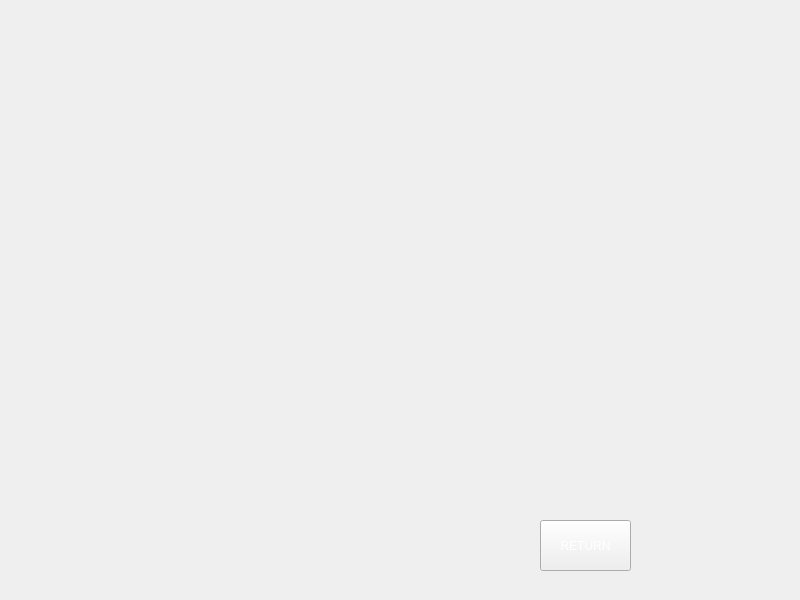
The window that testWidget/MessageWidget.ui (hg-hg/2019-DungeonNStones) describes before a commit, drawn with Qt 5.
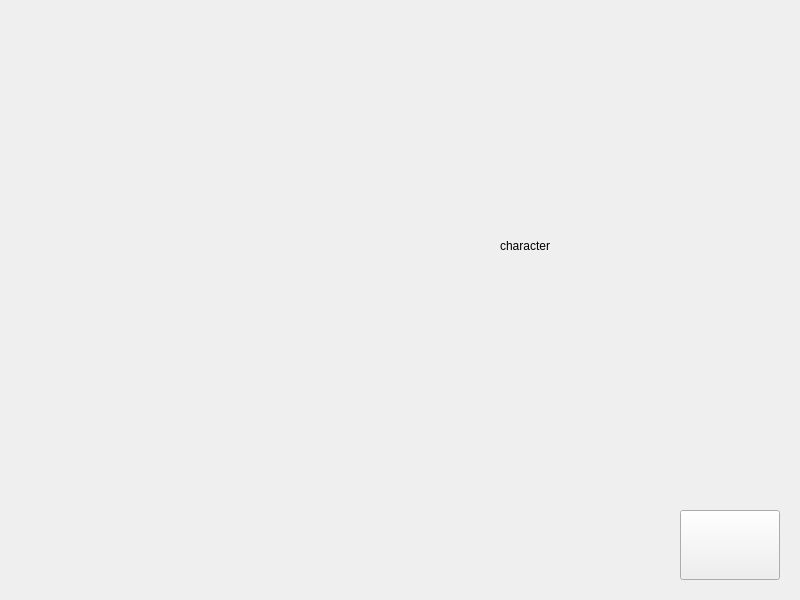
The same window after the commit. Icons and pictures are not drawn. Custom widgets are drawn as their Qt base class.

Patch:
```diff
--- a/testWidget/MessageWidget.ui
+++ b/testWidget/MessageWidget.ui
@@ -40,23 +40,13 @@
 </string>
    </property>
   </widget>
-  <widget class="QWidget" name="pictureField" native="true">
+  <widget class="MainSceneButton" name="returnButton">
    <property name="geometry">
     <rect>
-     <x>480</x>
-     <y>20</y>
-     <width>201</width>
-     <height>391</height>
-    </rect>
-   </property>
-  </widget>
-  <widget class="ReturnButton" name="returnButton">
-   <property name="geometry">
-    <rect>
-     <x>540</x>
-     <y>520</y>
-     <width>91</width>
-     <height>51</height>
+     <x>680</x>
+     <y>510</y>
+     <width>100</width>
+     <height>70</height>
     </rect>
    </property>
    <property name="styleSheet">
@@ -64,18 +54,43 @@
 color: white</string>
    </property>
    <property name="text">
-    <string>RETURN</string>
+    <string/>
+   </property>
+   <property name="icon">
+    <iconset resource="testWidget.qrc">
+     <normaloff>:/button/Resources/button/Exit_button.png</normaloff>:/button/Resources/button/Exit_button.png</iconset>
+   </property>
+   <property name="iconSize">
+    <size>
+     <width>100</width>
+     <height>70</height>
+    </size>
+   </property>
+  </widget>
+  <widget class="QLabel" name="character">
+   <property name="geometry">
+    <rect>
+     <x>500</x>
+     <y>20</y>
+     <width>281</width>
+     <height>451</height>
+    </rect>
+   </property>
+   <property name="text">
+    <string>character</string>
    </property>
   </widget>
  </widget>
  <layoutdefault spacing="6" margin="11"/>
  <customwidgets>
   <customwidget>
-   <class>ReturnButton</class>
+   <class>MainSceneButton</class>
    <extends>QPushButton</extends>
-   <header location="global">ReturnButton.h</header>
+   <header location="global">mainscenebutton.h</header>
   </customwidget>
  </customwidgets>
- <resources/>
+ <resources>
+  <include location="testWidget.qrc"/>
+ </resources>
  <connections/>
 </ui>
```
